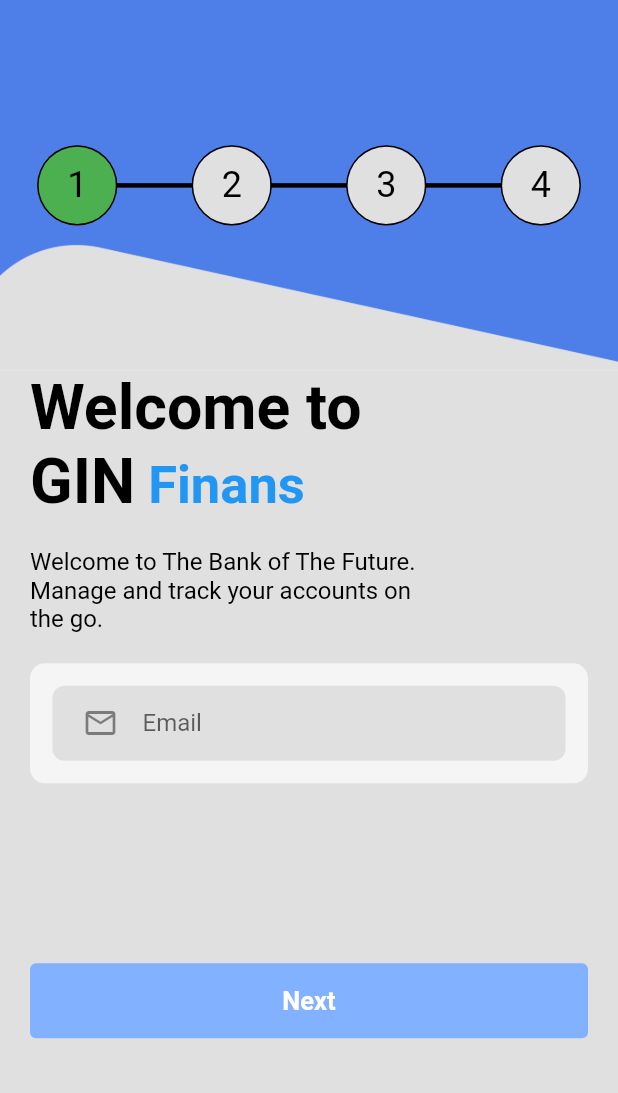
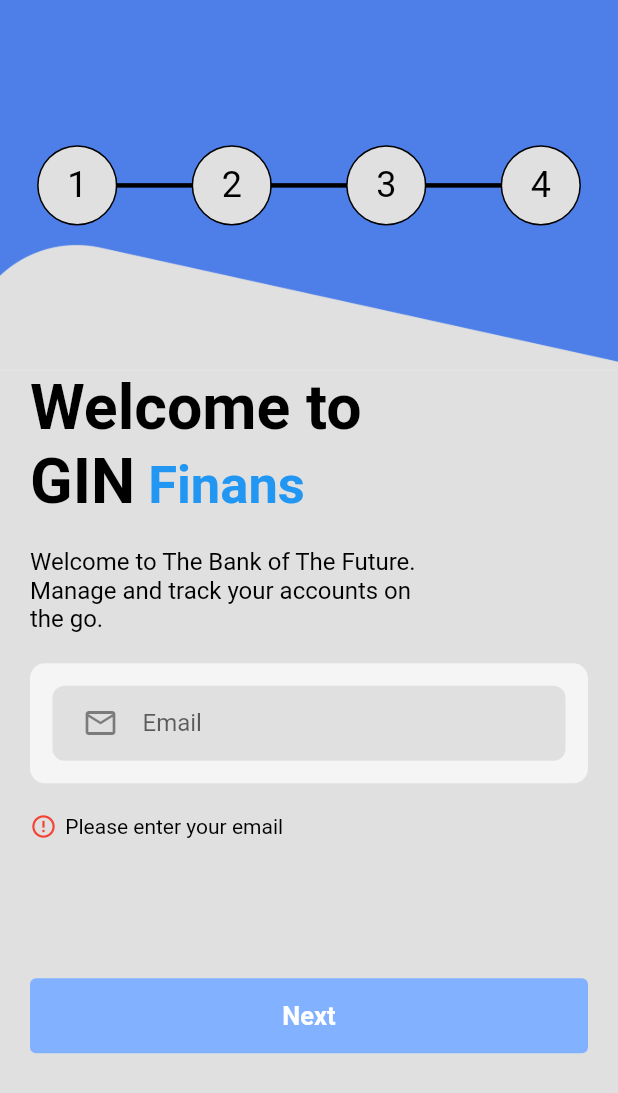
Before and after one commit to abdmhamzah/sign-up-with-dart, a Flutter app: the screen it shows after launch, after a tap on "Next", on a phone screen of 412 x 824 dp. Shown: the top 1093 px of the screen. Run offline on Flutter 3.47's test engine with Material 2 defaults, Android fonts, the light colour scheme and no system bars.

Commit message:
email form completed, added error text to make user more careful

```diff
--- a/lib/components/default_button.dart
+++ b/lib/components/default_button.dart
@@ -13,7 +13,9 @@ class DefaultButton extends StatelessWidget {
 
   @override
   Widget build(BuildContext context) {
-    return Container(
+    return Align(
+      alignment: FractionalOffset.bottomCenter,
+      child: Container(
         width: getProportionateScreenWidth(375),
         child: TextButton(
           onPressed: press,
@@ -24,6 +26,7 @@ class DefaultButton extends StatelessWidget {
           ),
           child: Text(text, style: buttonText),
         ),
+      ),
     );
   }
 }
--- /dev/null
+++ b/lib/components/form_error.dart
@@ -0,0 +1,35 @@
+import 'package:flutter/material.dart';
+
+import '../size_config.dart';
+
+class FormError extends StatelessWidget {
+  const FormError({
+    Key key,
+    @required this.errors,
+  }) : super(key: key);
+
+  final List<String> errors;
+
+  @override
+  Widget build(BuildContext context) {
+    return Container(
+      height: 60,
+      child: Column(
+        children: List.generate(
+          errors.length,
+          (index) => formErrorText(error: errors[index]),
+        ),
+      ),
+    );
+  }
+
+  Row formErrorText({String error}) {
+    return Row(
+      children: [
+        Icon(Icons.error_outline_outlined, size: 18, color: Colors.red),
+        SizedBox(width: getProportionateScreenWidth(5)),
+        Text(error),
+      ],
+    );
+  }
+}
--- a/lib/constants.dart
+++ b/lib/constants.dart
@@ -23,3 +23,9 @@ TextStyle buttonText = TextStyle(
   fontSize: 17,
   fontWeight: FontWeight.bold,
 );
+
+// Form Error
+final RegExp emailValidatorRegExp =
+    RegExp(r"^[a-zA-Z0-9.]+@[a-zA-Z0-9]+\.[a-zA-Z]+");
+const String emailEmptyErrorText = "Please enter your email";
+const String invalidEmailErrorText = "Please enter valid email";
--- a/lib/screens/screen_email_form/components/body.dart
+++ b/lib/screens/screen_email_form/components/body.dart
@@ -18,7 +18,7 @@ class _BodyState extends State<Body> {
         child: Stack(
           children: <Widget>[
             buildTopShape(),
-            StepperContent(currentScreen: 1),
+            StepperContent(currentScreen: 0),
           ],
         ),
       ),
--- a/lib/screens/screen_email_form/components/form_email.dart
+++ b/lib/screens/screen_email_form/components/form_email.dart
@@ -1,5 +1,8 @@
 import 'package:dkatalis/components/default_button.dart';
+import 'package:dkatalis/components/form_error.dart';
 import 'package:flutter/material.dart';
+
+import '../../../constants.dart';
 
 class FormEmail extends StatefulWidget {
   @override
@@ -7,18 +10,26 @@ class FormEmail extends StatefulWidget {
 }
 
 class _FormEmailState extends State<FormEmail> {
+  final _formKey = GlobalKey<FormState>();
+  final List<String> errors = [];
+  String email;
+
   @override
   Widget build(BuildContext context) {
     return Form(
+      key: _formKey,
       child: Column(
         crossAxisAlignment: CrossAxisAlignment.center,
         children: [
           buildEmailFormField(),
-          SizedBox(height: 120),
+          FormError(errors: errors),
+          SizedBox(height: 50),
           DefaultButton(
             text: "Next",
             press: () {
-              print("process");
+              if (_formKey.currentState.validate()) {
+                _formKey.currentState.save();
+              }
             },
           )
         ],
@@ -28,6 +39,7 @@ class _FormEmailState extends State<FormEmail> {
 
   Container buildEmailFormField() {
     return Container(
+      margin: EdgeInsets.only(bottom: 20),
       padding: EdgeInsets.all(15),
       decoration: BoxDecoration(
         color: Colors.grey.shade100,
@@ -40,6 +52,33 @@ class _FormEmailState extends State<FormEmail> {
           borderRadius: new BorderRadius.circular(8),
         ),
         child: TextFormField(
+          onSaved: (newValue) => email = newValue,
+          onChanged: (value) {
+            if (value.isNotEmpty && errors.contains(emailEmptyErrorText)) {
+              setState(() {
+                errors.remove(emailEmptyErrorText);
+              });
+            } else if (emailValidatorRegExp.hasMatch(value) &&
+                errors.contains(invalidEmailErrorText)) {
+              setState(() {
+                errors.remove(invalidEmailErrorText);
+              });
+            }
+            return null;
+          },
+          validator: (value) {
+            if (value.isEmpty && !errors.contains(emailEmptyErrorText)) {
+              setState(() {
+                errors.add(emailEmptyErrorText);
+              });
+            } else if (!emailValidatorRegExp.hasMatch(value) &&
+                !errors.contains(invalidEmailErrorText)) {
+              setState(() {
+                errors.add(invalidEmailErrorText);
+              });
+            }
+            return null;
+          },
           keyboardType: TextInputType.emailAddress,
           decoration: InputDecoration(
             labelText: "Email",
```
Lines whose indentation alone changed are shown as unchanged.
